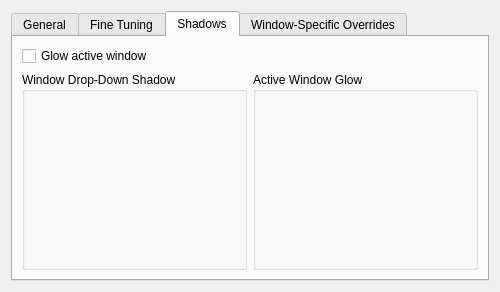
First picture: the form in clients/oxygen/config/oxygenconfigurationui.ui, repository KDE/kwin, before the edit.
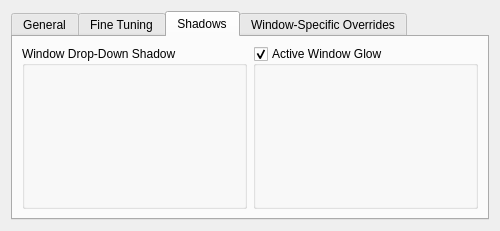
Second picture: the form after the edit. The open tabs and pages were chosen to show the change. Custom widgets are drawn as their Qt base class.

Commit message: removed the 'glow active window' checkbox and move it to the active window glow 'groupbox'. This allows one to reduce the size of the configuration dialog, leaving more space to the preview. No string change

```diff
--- a/clients/oxygen/config/oxygenconfigurationui.ui
+++ b/clients/oxygen/config/oxygenconfigurationui.ui
@@ -7,9 +7,15 @@
     <x>0</x>
     <y>0</y>
     <width>500</width>
-    <height>292</height>
+    <height>231</height>
    </rect>
   </property>
+  <property name="sizePolicy">
+   <sizepolicy hsizetype="Preferred" vsizetype="Preferred">
+    <horstretch>0</horstretch>
+    <verstretch>0</verstretch>
+   </sizepolicy>
+  </property>
   <layout class="QVBoxLayout" name="verticalLayout">
    <item>
     <widget class="KTabWidget" name="ktabwidget">
@@ -174,24 +180,20 @@
       </attribute>
       <layout class="QGridLayout" name="gridLayout_3">
        <item row="0" column="0">
-        <widget class="QCheckBox" name="useOxygenShadows">
-         <property name="text">
-          <string>Glow active window</string>
-         </property>
-        </widget>
-       </item>
-       <item row="1" column="0">
         <widget class="Oxygen::OxygenShadowConfigurationUI" name="inactiveShadowConfiguration">
          <property name="title">
           <string>Window Drop-Down Shadow</string>
          </property>
         </widget>
        </item>
-       <item row="1" column="1">
+       <item row="0" column="1">
         <widget class="Oxygen::OxygenShadowConfigurationUI" name="activeShadowConfiguration">
          <property name="title">
           <string>Active Window Glow</string>
          </property>
+         <property name="checkable">
+          <bool>true</bool>
+         </property>
         </widget>
        </item>
       </layout>
```
Left out of the diff: 52 changed lines with no effect on the pictures. The commit also changes 4 other files.
